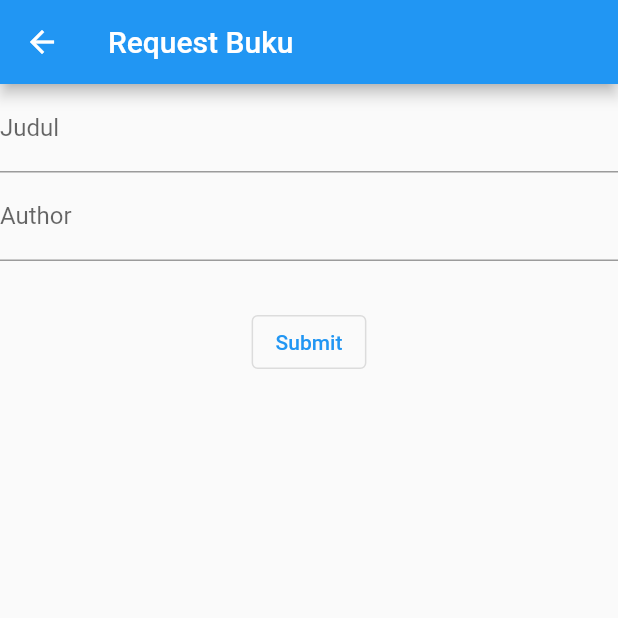
After one commit to nabilhasymi/finPro_Mobile, a Flutter app: the HalamanUtama screen opened directly, item 2 of the bottom bar chosen, after a tap on the "add" icon, on a phone screen of 412 x 824 dp, the top half of it. The commit adds this screen. Run offline on Flutter 3.47's test engine with Material 2 defaults, Android fonts, the phone set to English and light mode, and no system bars; our stand-ins replace font_awesome_flutter, hive, hive_flutter, shared_preferences; accounts and stored records are empty; network calls fail.

Commit message:
Fourth Commit

```diff
--- a/lib/API_DATA_SRC.dart
+++ b/lib/API_DATA_SRC.dart
@@ -12,8 +12,8 @@ class ApiDataSource {
     return BaseNetwork.get("search/$Query");
   }
 
-  Future<Map<String, dynamic>> detailsbook(int idDiterima) {
-    String id = idDiterima.toString();
+  Future<Map<String, dynamic>> detailsbook(String idDiterima) {
+    String id = idDiterima;
     return BaseNetwork.get("books/$id");
   }
 }
--- /dev/null
+++ b/lib/Model/RequestBukuModel.dart
@@ -0,0 +1,14 @@
+import 'package:hive/hive.dart';
+
+part 'RequestBukuModel.g.dart';
+
+@HiveType(typeId: 0)
+class RequestBuku extends HiveObject {
+  @HiveField(0)
+  final String Title;
+
+  @HiveField(1)
+  final String author;
+
+  RequestBuku({required this.Title, required this.author});
+}
--- a/lib/Pages/HalamanCart.dart
+++ b/lib/Pages/HalamanCart.dart
@@ -34,7 +34,7 @@ class _HalamanCartState extends State<HalamanCart> {
           ),
         ),
         centerTitle: true,
-        automaticallyImplyLeading: false,
+        //automaticallyImplyLeading: false,
       ),
       body: ListView.builder(
         itemCount: cartItems.length,
@@ -87,7 +87,7 @@ class _HalamanCartState extends State<HalamanCart> {
           );
         },
       ),
-      bottomNavigationBar: bottomNavBar(context),
+      //bottomNavigationBar: bottomNavBar(context),
     );
   }
 
--- /dev/null
+++ b/lib/Pages/HalamanJam.dart
@@ -0,0 +1,189 @@
+import 'dart:async';
+import 'package:flutter/material.dart';
+import 'package:intl/intl.dart';
+//import 'package:intl/date_symbol_data_local.dart';
+import 'package:font_awesome_flutter/font_awesome_flutter.dart';
+import 'package:flutter/cupertino.dart';
+
+class ClockPage extends StatefulWidget {
+  @override
+  _ClockPageState createState() => _ClockPageState();
+}
+
+class _ClockPageState extends State<ClockPage> {
+  late Timer _timer;
+  late DateFormat _format;
+  late String _time = '';
+  late String _jakartaTime = '';
+  late String _tokyoTime = '';
+  late String _londonTime = '';
+
+  @override
+  void initState() {
+    super.initState();
+    _format = DateFormat.jm();
+
+    _updateTime(); // Call the function once to initialize
+    _timer = Timer.periodic(Duration(seconds: 1), (Timer t) => _updateTime());
+  }
+
+  @override
+  void dispose() {
+    _timer.cancel();
+    super.dispose();
+  }
+
+  void _updateTime() {
+    setState(() {
+      DateTime now = DateTime.now();
+      _time = _format.format(now);
+
+      _jakartaTime = _format.format(
+          DateTime.now().toUtc().add(Duration(hours: 7))); // Jakarta is UTC+7
+      _tokyoTime = _format.format(
+          DateTime.now().toUtc().add(Duration(hours: 9))); // Tokyo is UTC+9
+      _londonTime = _format.format(
+          DateTime.now().toUtc().add(Duration(hours: 0))); // London is UTC+0
+    });
+  }
+
+  @override
+  Widget build(BuildContext context) {
+    return Container(
+      margin: EdgeInsets.only(top: 8),
+      child: Column(
+        children: <Widget>[
+          Card(
+            elevation: 4.0,
+            child: Padding(
+              padding: EdgeInsets.all(8.0),
+              child: Row(
+                mainAxisAlignment: MainAxisAlignment.center,
+                children: [
+                  Column(
+                    children: [
+                      Row(
+                        children: [
+                          Icon(Icons.pin_drop_outlined),
+                          Text(
+                            'Local Time:',
+                            style: TextStyle(fontSize: 18),
+                          ),
+                        ],
+                      ),
+                      Text(
+                        _time,
+                        style: TextStyle(
+                            fontSize: 40, fontWeight: FontWeight.bold),
+                      ),
+                    ],
+                  )
+                ],
+              ),
+            ),
+          ),
+          Row(
+            mainAxisAlignment: MainAxisAlignment.spaceAround,
+            children: [
+              Expanded(
+                child: Card(
+                  elevation: 4.0,
+                  child: Padding(
+                    padding: EdgeInsets.all(8.0),
+                    child: Column(
+                      children: [
+                        Row(
+                          mainAxisAlignment: MainAxisAlignment.center,
+                          children: [
+                            FaIcon(
+                              FontAwesomeIcons.globe,
+                              size: 15,
+                            ),
+                            Text(
+                              ' Jakarta Time',
+                              style: TextStyle(fontSize: 16),
+                            ),
+                          ],
+                        ),
+                        SizedBox(height: 4),
+                        Text(
+                          _jakartaTime,
+                          style: TextStyle(
+                              fontSize: 16, fontWeight: FontWeight.bold),
+                        ),
+                      ],
+                    ),
+                  ),
+                ),
+              ),
+              //SizedBox(width: 4),
+              Expanded(
+                child: Card(
+                  elevation: 4.0,
+                  child: Padding(
+                    padding: EdgeInsets.all(8.0),
+                    child: Column(
+                      children: [
+                        Row(
+                          mainAxisAlignment: MainAxisAlignment.center,
+                          children: [
+                            FaIcon(
+                              FontAwesomeIcons.globe,
+                              size: 15,
+                            ),
+                            Text(
+                              ' Tokyo Time',
+                              style: TextStyle(fontSize: 16),
+                            ),
+                          ],
+                        ),
+                        SizedBox(height: 4),
+                        Text(
+                          _tokyoTime,
+                          style: TextStyle(
+                              fontSize: 16, fontWeight: FontWeight.bold),
+                        ),
+                      ],
+                    ),
+                  ),
+                ),
+              ),
+              //SizedBox(width: 4),
+              Expanded(
+                child: Card(
+                  elevation: 4.0,
+                  child: Padding(
+                    padding: EdgeInsets.all(8.0),
+                    child: Column(
+                      children: [
+                        Row(
+                          mainAxisAlignment: MainAxisAlignment.center,
+                          children: [
+                            FaIcon(
+                              FontAwesomeIcons.globe,
+                              size: 15,
+                            ),
+                            Text(
+                              ' London Time',
+                              style: TextStyle(fontSize: 16),
+                            ),
+                          ],
+                        ),
+                        SizedBox(height: 4),
+                        Text(
+                          _londonTime,
+                          style: TextStyle(
+                              fontSize: 16, fontWeight: FontWeight.bold),
+                        ),
+                      ],
+                    ),
+                  ),
+                ),
+              ),
+            ],
+          ),
+        ],
+      ),
+    );
+  }
+}
--- a/lib/Pages/HalamanProfile.dart
+++ b/lib/Pages/HalamanProfile.dart
@@ -1,4 +1,5 @@
 import 'package:ebook_shop/Pages/HalamanCart.dart';
+import 'package:ebook_shop/Pages/HalamanKonversiMataUang.dart';
 import 'package:ebook_shop/Pages/HalamanUtama.dart';
 import 'package:flutter/material.dart';
 import 'package:shared_preferences/shared_preferences.dart';
@@ -74,6 +75,7 @@ class _HalamanProfileState extends State<HalamanProfile> {
                           fontWeight: FontWeight.w300),
                     ),
                     //SizedBox(height: 10.0),
+
                     Row(
                       mainAxisAlignment: MainAxisAlignment.spaceBetween,
                       children: <Widget>[
@@ -106,6 +108,9 @@ class _HalamanProfileState extends State<HalamanProfile> {
                 ),
               ),
             ),
+            Container(
+                child: CurrencyConverter(),
+                color: Color.fromARGB(183, 181, 210, 239)),
             Padding(
               padding: const EdgeInsets.all(20.0),
               child: Column(
--- /dev/null
+++ b/lib/Pages/HalamanRequestBuku.dart
@@ -0,0 +1,127 @@
+import 'package:ebook_shop/Model/RequestBukuModel.dart';
+
+import 'package:ebook_shop/main.dart';
+import 'package:flutter/material.dart';
+import 'package:hive/hive.dart';
+import 'package:hive_flutter/adapters.dart';
+
+//import 'package:hive_project/main.dart';
+
+class HalamanRequestBuku extends StatefulWidget {
+  const HalamanRequestBuku({super.key});
+
+  @override
+  State<HalamanRequestBuku> createState() => _HalamanRequestBukuState();
+}
+
+class _HalamanRequestBukuState extends State<HalamanRequestBuku> {
+  late Box<RequestBuku> _myBox;
+
+  @override
+  void initState() {
+    // TODO: implement initState
+    super.initState();
+    _myBox = Hive.box(boxName);
+  }
+
+  @override
+  Widget build(BuildContext context) {
+    return Scaffold(
+      appBar: AppBar(
+        title: Text("REQUEST BUKU"),
+        centerTitle: true,
+      ),
+      body: ValueListenableBuilder(
+        valueListenable: _myBox.listenable(),
+        builder: (BuildContext, value, child) {
+          if (_myBox.values.isEmpty) {
+            return Center(
+              child: Text("File Empty"),
+            );
+          }
+          return ListView.builder(
+              itemCount: _myBox.values.length,
+              itemBuilder: (context, index) {
+                RequestBuku? res = _myBox.getAt(index);
+                return Dismissible(
+                    onDismissed: (direction) {
+                      _myBox.deleteAt(index);
+                    },
+                    key: UniqueKey(),
+                    child: ListTile(
+                      title: Text("Judul: ${res!.Title}", style: TextStyle(fontWeight: FontWeight.bold),),
+                      subtitle: Text("Author: ${res.author}"),
+                    ));
+              });
+        },
+      ),
+      floatingActionButton: FloatingActionButton(
+        onPressed: () {
+          Navigator.push(context, MaterialPageRoute(builder: (context) {
+            return tambahBuku();
+          }));
+        },
+        child: Icon(Icons.add),
+      ),
+    );
+  }
+}
+
+class tambahBuku extends StatefulWidget {
+  const tambahBuku({super.key});
+
+  @override
+  State<tambahBuku> createState() => _tambahBukuState();
+}
+
+class _tambahBukuState extends State<tambahBuku> {
+  final TextEditingController _TitleController = TextEditingController();
+  final TextEditingController _DescController = TextEditingController();
+
+  late Box<RequestBuku> _myBox;
+
+  @override
+  void initState() {
+    // TODO: implement initState
+    super.initState();
+    _myBox = Hive.box(boxName);
+  }
+
+  @override
+  Widget build(BuildContext context) {
+    return Scaffold(
+      appBar: AppBar(
+        title: Text("Request Buku"),
+      ),
+      body: Center(
+        child: Column(
+          children: [
+            TextFormField(
+              controller: _TitleController,
+              decoration: InputDecoration(label: Text("Judul")),
+            ),
+            TextFormField(
+              controller: _DescController,
+              decoration: InputDecoration(label: Text("Author")),
+            ),
+            SizedBox(
+              height: 30,
+            ),
+            OutlinedButton(
+              onPressed: () {
+                _myBox.add(
+                  RequestBuku(
+                    Title: _TitleController.text,
+                    author: _DescController.text,
+                  ),
+                );
+                Navigator.pop(context);
+              },
+              child: Text("Submit"),
+            )
+          ],
+        ),
+      ),
+    );
+  }
+}
--- a/lib/Pages/HalamanUtama.dart
+++ b/lib/Pages/HalamanUtama.dart
@@ -1,6 +1,6 @@
-//import 'dart:ffi';
-//import 'package:flutter/widgets.dart';
 import 'dart:math';
+import 'package:ebook_shop/Pages/HalamanJam.dart';
+import 'package:ebook_shop/Pages/HalamanRequestBuku.dart';
 import 'package:flutter/material.dart';
 import 'package:ebook_shop/Model/recentBooksModel.dart';
 import 'package:ebook_shop/Pages/HalamanCart.dart';
@@ -9,7 +9,6 @@ import 'package:ebook_shop/Pages/HalamanProfile.dart';
 import 'package:ebook_shop/Pages/HalamanLogin.dart';
 import 'package:ebook_shop/API_DATA_SRC.dart';
 import 'package:shared_preferences/shared_preferences.dart';
-import 'package:flutter/cupertino.dart';
 
 class HalamanUtama extends StatefulWidget {
   const HalamanUtama({super.key});
@@ -63,9 +62,10 @@ class _HalamanUtamaState extends State<HalamanUtama> {
         ],
       ),
       body: ListView(
-        padding: EdgeInsets.only(left: 16),
+        //padding: EdgeInsets.only(left: 16),
         children: [
-          _searchField(),
+          ClockPage(),
+          //_searchField(),
           _buildListBooks(),
         ],
       ),
@@ -95,7 +95,7 @@ class _HalamanUtamaState extends State<HalamanUtama> {
         } else if (index == 1) {
           Navigator.push(
             context,
-            MaterialPageRoute(builder: (context) => HalamanCart()),
+            MaterialPageRoute(builder: (context) => HalamanRequestBuku()),
           );
         } else if (index == 2) {
           Navigator.push(
@@ -162,6 +162,7 @@ class _HalamanUtamaState extends State<HalamanUtama> {
 
   Widget _buildListBooks() {
     return Container(
+      padding: EdgeInsets.only(left: 8),
       child: FutureBuilder(
         future: ApiDataSource.instance.recentBooks(),
         builder: (BuildContext context, AsyncSnapshot<dynamic> snapshot) {
@@ -199,7 +200,7 @@ class _HalamanUtamaState extends State<HalamanUtama> {
       crossAxisAlignment: CrossAxisAlignment.start,
       children: [
         Padding(
-          padding: const EdgeInsets.only(left: 20, top: 20),
+          padding: const EdgeInsets.only(left: 20, top: 8),
           child: Text(
             "Newest:",
             style: TextStyle(
```
Also changed, not shown: lib/Model/DetailedBooksModel.dart (added, +60 -0 lines), lib/Pages/HalamanDetailBuku.dart (+10 -3 lines), lib/Pages/HalamanKonversiMataUang.dart (added, +71 -0 lines), lib/main.dart (+12 -2 lines), pubspec.yaml (+7 -0 lines), lib/Model/RequestBukuModel.g.dart (added), pubspec.lock, 2 other files.
